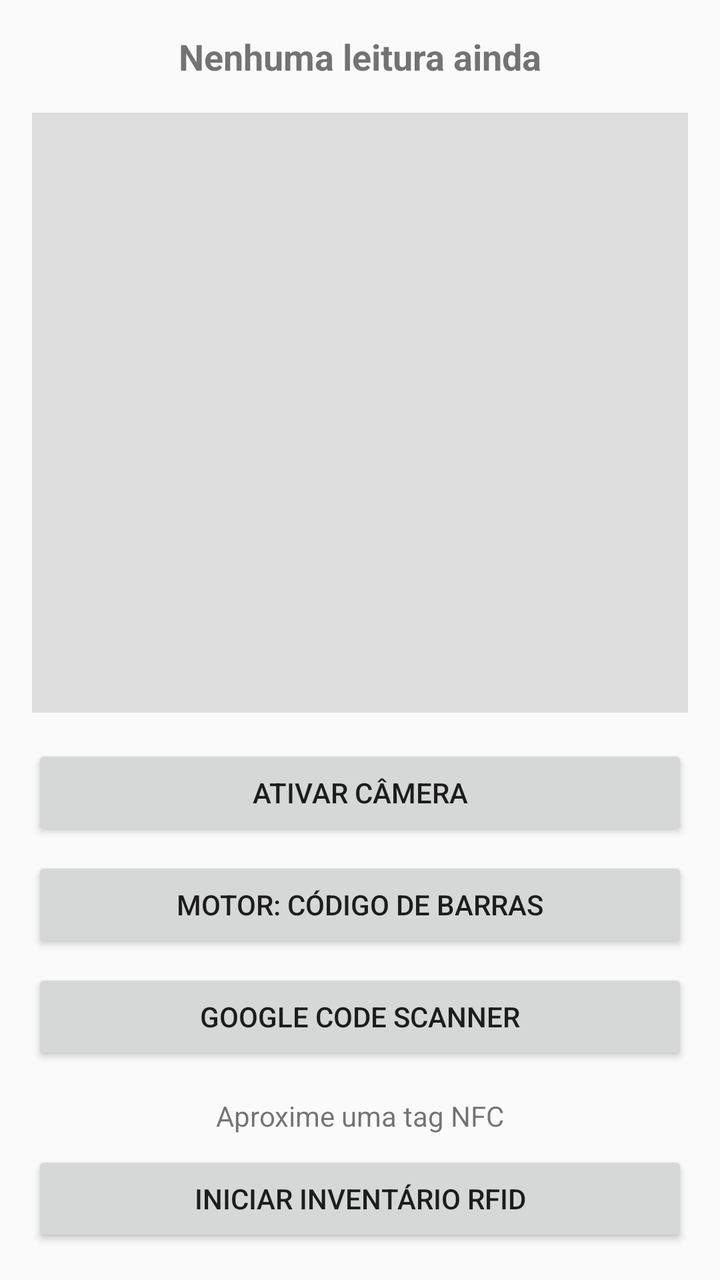
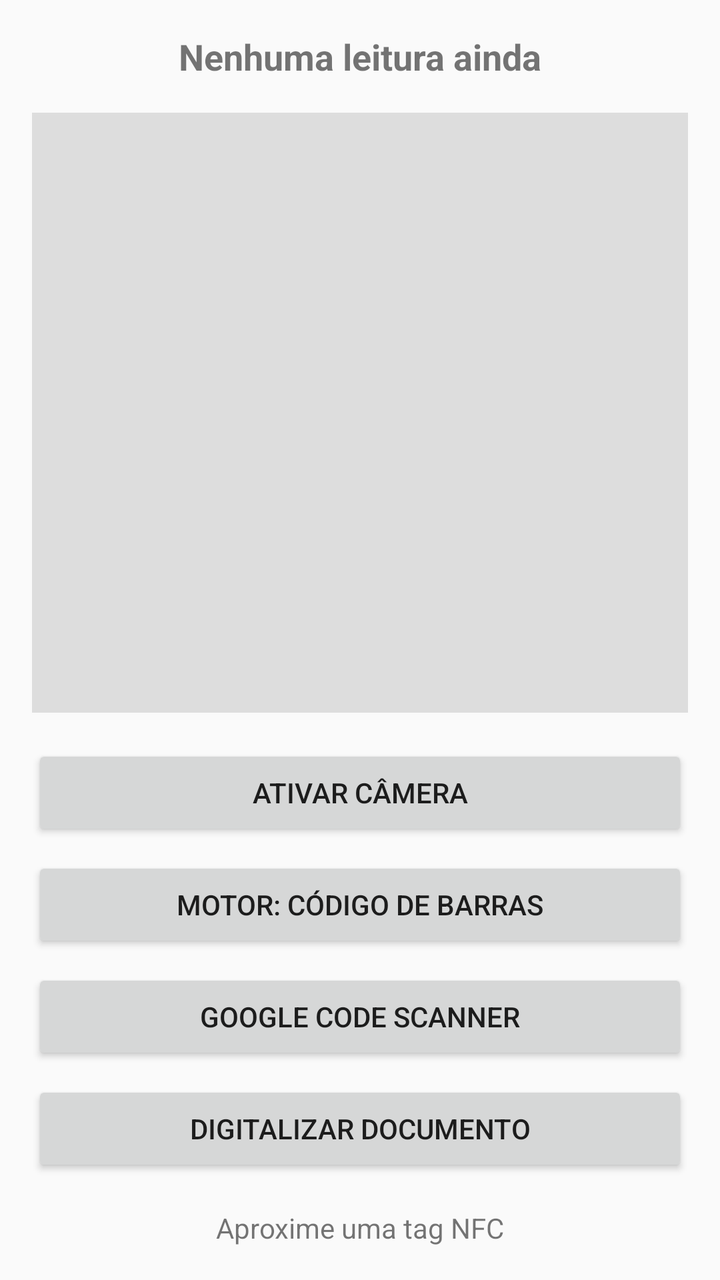

Compare the two renders of this Android layout. The source of the first and the diff that turns it into the second are given below.
<!-- AndroidManifest.xml: application theme android:Theme.Material.Light -->
<!-- res/layout/activity_main.xml -->
<?xml version="1.0" encoding="utf-8"?>
<LinearLayout xmlns:android="http://schemas.android.com/apk/res/android"
    android:layout_width="match_parent"
    android:layout_height="match_parent"
    android:orientation="vertical"
    android:padding="16dp">

    <TextView
        android:id="@+id/lastScanText"
        android:layout_width="match_parent"
        android:layout_height="wrap_content"
        android:textSize="18sp"
        android:textStyle="bold"
        android:gravity="center"
        android:text="Nenhuma leitura ainda" />

    
    <FrameLayout
        android:id="@+id/cameraContainer"
        android:layout_width="match_parent"
        android:layout_height="300dp"
        android:layout_marginTop="16dp"
        android:background="#DDDDDD" />

    <Button
        android:id="@+id/activateCameraButton"
        android:layout_width="match_parent"
        android:layout_height="wrap_content"
        android:layout_marginTop="16dp"
        android:text="Ativar Câmera" />

    <Button
        android:id="@+id/switchEngineButton"
        android:layout_width="match_parent"
        android:layout_height="wrap_content"
        android:layout_marginTop="8dp"
        android:text="Motor: Código de barras" />

    <Button
        android:id="@+id/codeScannerButton"
        android:layout_width="match_parent"
        android:layout_height="wrap_content"
        android:layout_marginTop="8dp"
        android:text="Google Code Scanner" />

    <TextView
        android:id="@+id/lastNfcText"
        android:layout_width="match_parent"
        android:layout_height="wrap_content"
        android:layout_marginTop="16dp"
        android:gravity="center"
        android:text="Aproxime uma tag NFC" />

    <Button
        android:id="@+id/rfidInventoryButton"
        android:layout_width="match_parent"
        android:layout_height="wrap_content"
        android:layout_marginTop="8dp"
        android:text="Iniciar inventário RFID" />

    <TextView
        android:id="@+id/rfidText"
        android:layout_width="match_parent"
        android:layout_height="wrap_content"
        android:gravity="center"
        android:text="RFID: 0 tags" />

    <Button
        android:id="@+id/extractEntitiesButton"
        android:layout_width="match_parent"
        android:layout_height="wrap_content"
        android:layout_marginTop="8dp"
        android:text="IA: entidades da última leitura" />

    <TextView
        android:id="@+id/aiText"
        android:layout_width="match_parent"
        android:layout_height="wrap_content"
        android:gravity="center"
        android:text="Leia um texto (OCR) ou código e toque acima" />

    <TextView
        android:layout_width="match_parent"
        android:layout_height="wrap_content"
        android:layout_marginTop="16dp"
        android:gravity="center"
        android:textColor="#888888"
        android:text="Ou pressione o gatilho físico do coletor" />

</LinearLayout>
<!-- resources referenced by this layout -->
<resources>

</resources>

<!-- the commit's change to res/layout/activity_main.xml (unified diff, before → after) -->
@@ -42,6 +42,13 @@
         android:layout_height="wrap_content"
         android:layout_marginTop="8dp"
         android:text="Google Code Scanner" />
+
+    <Button
+        android:id="@+id/documentScannerButton"
+        android:layout_width="match_parent"
+        android:layout_height="wrap_content"
+        android:layout_marginTop="8dp"
+        android:text="Digitalizar documento" />
 
     <TextView
         android:id="@+id/lastNfcText"
